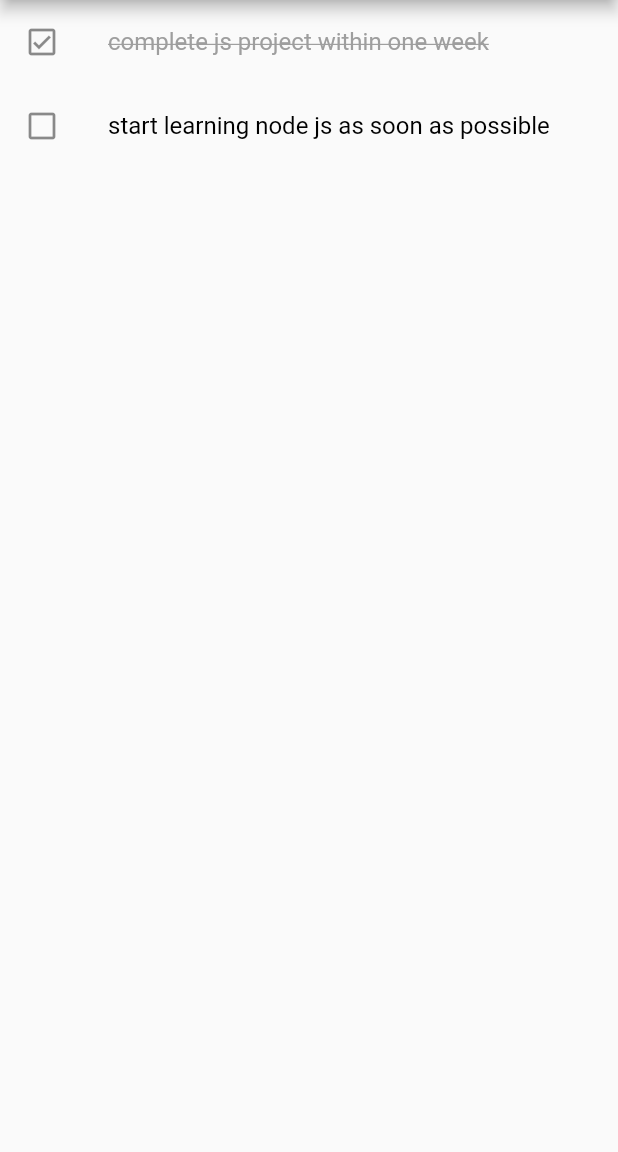
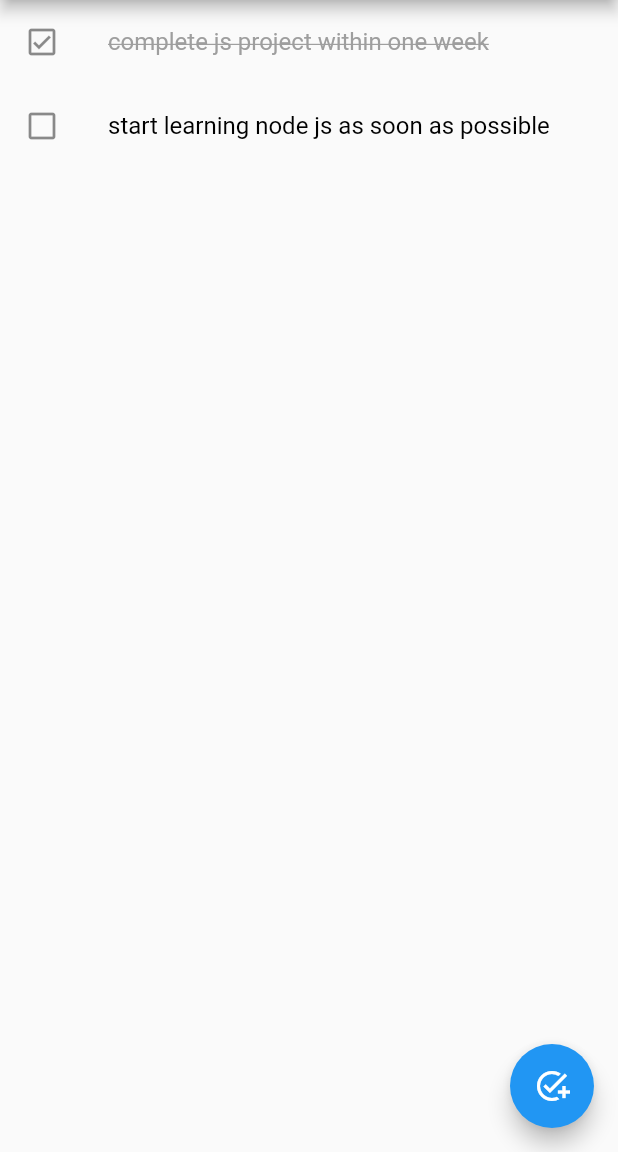
Before and after one commit to abin-ps/Todo-App, a Flutter app: the screen it shows after launch, after a tap on "complete js project within one week", on a phone screen of 412 x 824 dp, the part 84-1236 px from its top. Run offline on Flutter 3.47's test engine with Material 2 defaults, Android fonts, the phone set to English and light mode, and no system bars.

```diff
--- a/lib/main.dart
+++ b/lib/main.dart
@@ -1,4 +1,5 @@
 import 'package:flutter/material.dart';
+import 'package:todo_app/pages/home.dart';
 
 void main() {
   runApp(TodoApp());
@@ -12,49 +13,14 @@ class TodoApp extends StatefulWidget {
 }
 
 class _TodoAppState extends State<TodoApp> {
-  List<Map> _taskList = [
-    {
-      "title": "complete js project within one week",
-      "doneTaskFlag": false,
-    },
-    {
-      "title": "start learning node js as soon as possible",
-      "doneTaskFlag": false,
-    },
-  ];
-  bool _doneTask = false;
+
   @override
   Widget build(BuildContext context) {
     return MaterialApp(
-      home: Scaffold(
-        appBar: AppBar(
-          title: Text("Todo App"),
-        ),
-        body: _buildTodoList(),
-      ),
-    );
+      home: Home()
+      );
   }
 
-  Widget _buildTodoList() {
-    return ListView.builder(
-      itemCount: _taskList.length,
-      itemBuilder: (context, index) {
-        return ListTile(
-          leading: Icon(_taskList[index]["doneTaskFlag"]?Icons.check_box_outlined: Icons.check_box_outline_blank),
-          title: Text(
-            "${_taskList[index]["title"]}",
-            style: _taskList[index]["doneTaskFlag"]
-                ? TextStyle(
-                    color: Colors.grey, decoration: TextDecoration.lineThrough)
-                : TextStyle(color: Colors.black),
-          ),
-          onTap: () {
-            setState(() {
-              _taskList[index]["doneTaskFlag"] = !_taskList[index]["doneTaskFlag"];
-            });
-          },
-        );
-      },
-    );
-  }
+
+
 }
--- /dev/null
+++ b/lib/pages/home.dart
@@ -0,0 +1,76 @@
+import 'package:flutter/material.dart';
+
+class Home extends StatefulWidget {
+  const Home({super.key});
+
+  @override
+  State<Home> createState() => _HomeState();
+}
+
+class _HomeState extends State<Home> {
+
+  List<Map> _taskList = [
+    {
+      "title": "complete js project within one week",
+      "doneTaskFlag": false,
+    },
+    {
+      "title": "start learning node js as soon as possible",
+      "doneTaskFlag": false,
+    },
+  ];
+  bool _doneTask = false;
+
+  @override
+  Widget build(BuildContext context) {
+    return Scaffold(
+        appBar: AppBar(
+          title: Text("Todo App"),
+        ),
+        body: _buildTodoList(),
+        floatingActionButton: FloatingActionButton(
+          child: Icon(Icons.add_task_outlined),
+          onPressed: () {
+            showDialog(
+                context: context,
+                builder: (_) {
+                  return Column(
+                    mainAxisSize: MainAxisSize.min,
+                    children: [Text("data")],
+                  );
+                });
+              // setState(() {
+              //   _taskList.add({"title": "text", "doneTaskFlag": false});
+              // });
+
+          },
+        ),
+      );
+  }
+
+  Widget _buildTodoList() {
+    return ListView.builder(
+      itemCount: _taskList.length,
+      itemBuilder: (context, index) {
+        return ListTile(
+          leading: Icon(_taskList[index]["doneTaskFlag"]
+              ? Icons.check_box_outlined
+              : Icons.check_box_outline_blank),
+          title: Text(
+            "${_taskList[index]["title"]}",
+            style: _taskList[index]["doneTaskFlag"]
+                ? TextStyle(
+                    color: Colors.grey, decoration: TextDecoration.lineThrough)
+                : TextStyle(color: Colors.black),
+          ),
+          onTap: () {
+            setState(() {
+              _taskList[index]["doneTaskFlag"] =
+                  !_taskList[index]["doneTaskFlag"];
+            });
+          },
+        );
+      },
+    );
+  }
+}
```
